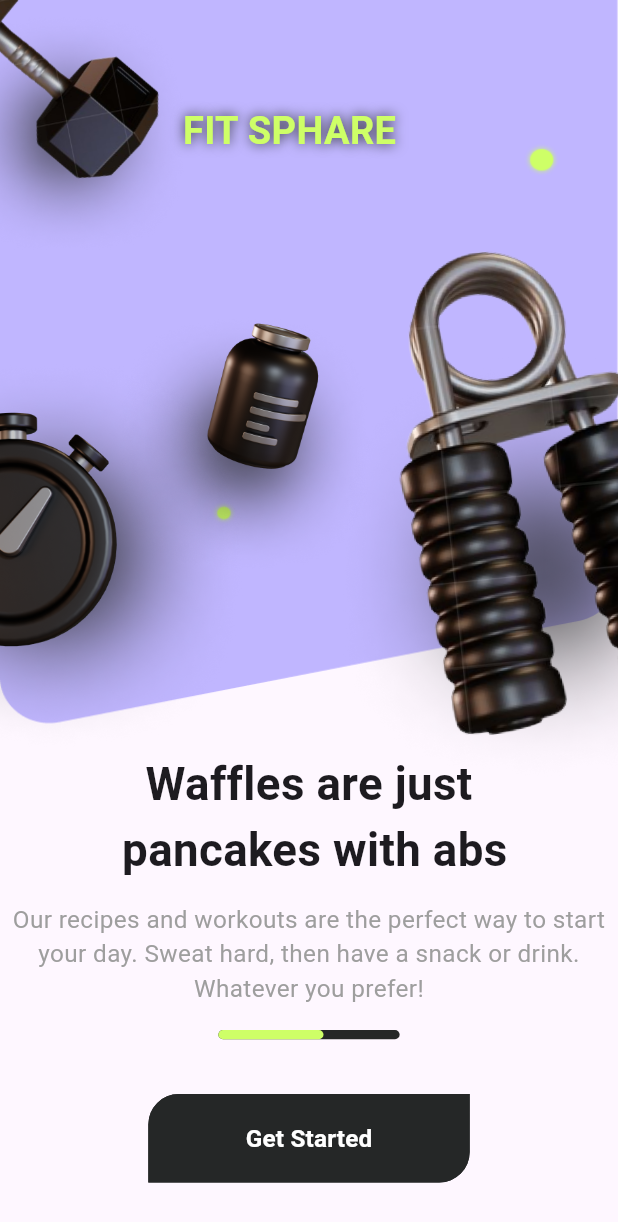
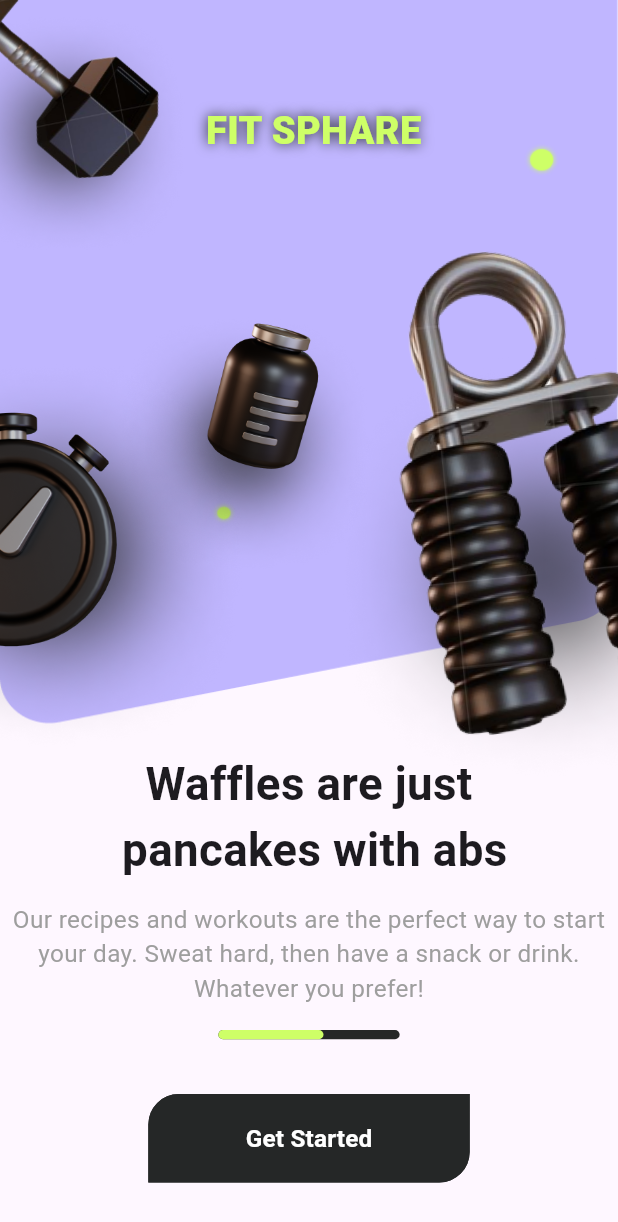
Before and after one commit to mostafaramadanhamed/fit_sphare, a Flutter app: the screen it shows after launch, on a phone screen of 412 x 824 dp. Shown: the top 1222 px of the screen. Run offline on Flutter 3.47's test engine with Material 3 defaults, Android fonts, the phone set to English and light mode, and no system bars; our stand-ins replace flutter_screenutil.

Commit message:
- edit end and start animation of app name

```diff
--- a/lib/features/onboarding/ui/on_boarding_screen.dart
+++ b/lib/features/onboarding/ui/on_boarding_screen.dart
@@ -1,3 +1,4 @@
+import 'package:fit_sphere/core/helper/font_weight_helper.dart';
 import 'package:fit_sphere/core/helper/spacing_extension.dart';
 import 'package:fit_sphere/core/theme/colors.dart';
 import 'package:fit_sphere/core/widgets/app_text_button.dart';
@@ -20,7 +21,7 @@ class _OnBoardingScreenState extends State<OnBoardingScreen>
   void initState() {
     super.initState();
     _controller = AnimationController(
-      duration: const Duration(seconds: 3),
+      duration: const Duration(seconds: 7),
       vsync: this,
     );
 
@@ -37,7 +38,7 @@ class _OnBoardingScreenState extends State<OnBoardingScreen>
       Tween<Offset>(begin: const Offset(-1, 0), end: const Offset(-0.40, -0.3))
           .animate(
               CurvedAnimation(parent: _controller, curve: Curves.bounceOut)),
-      Tween<Offset>(begin: const Offset(-1,-1), end: const Offset(0.8, 1.7))
+      Tween<Offset>(begin: const Offset(2,-1), end: const Offset(0.9, 1.7))
           .animate(CurvedAnimation(
               parent: _controller, curve: Curves.easeInToLinear)),
     ];
@@ -95,14 +96,14 @@ class _OnBoardingScreenState extends State<OnBoardingScreen>
                                       'FIT SPHARE',
                                       style: TextStyle(
                                           fontSize: 25.sp,
-                                          fontWeight: FontWeight.bold,
-                                          shadows: [
+                                          fontWeight: FontWeightHelper.extraBold,
+                                          shadows: const [
                                             Shadow(
-                                                color: Color(0xFF252727),
+                                                color: ColorsManager.lightBlack,
                                                 offset: Offset(0, 0),
                                                 blurRadius: 10)
                                           ],
-                                          color: Color(0xFFCEFF67)),
+                                          color:  ColorsManager.lightGreenYellow),
                                     )))),
                 );
               }),
```
